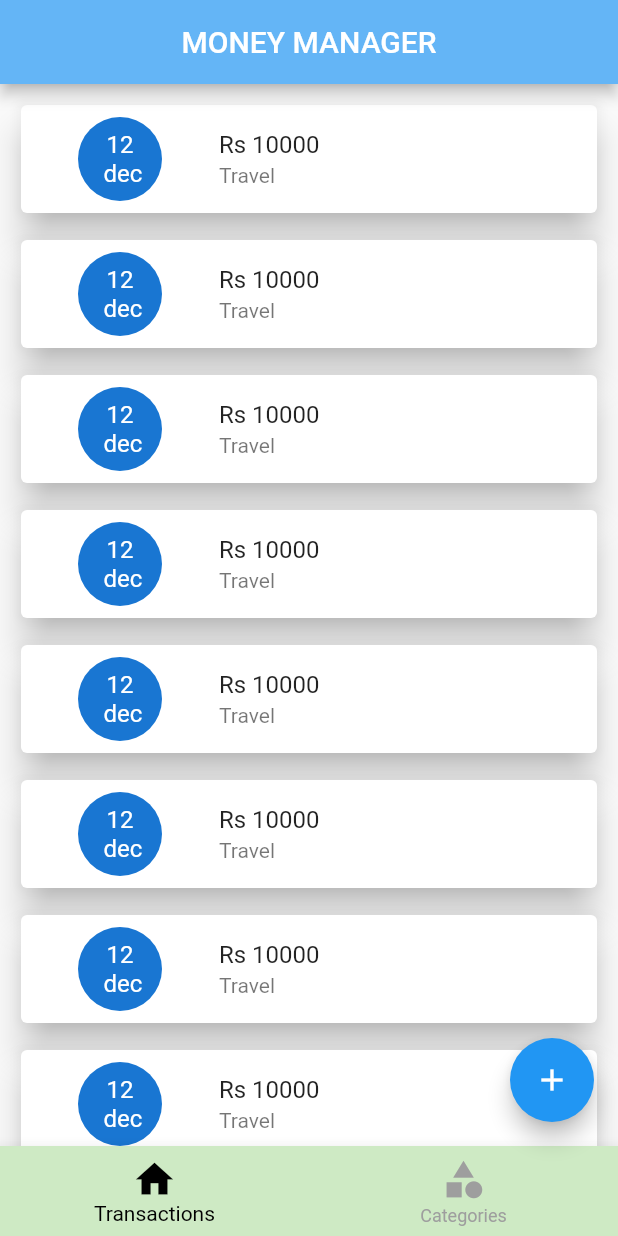
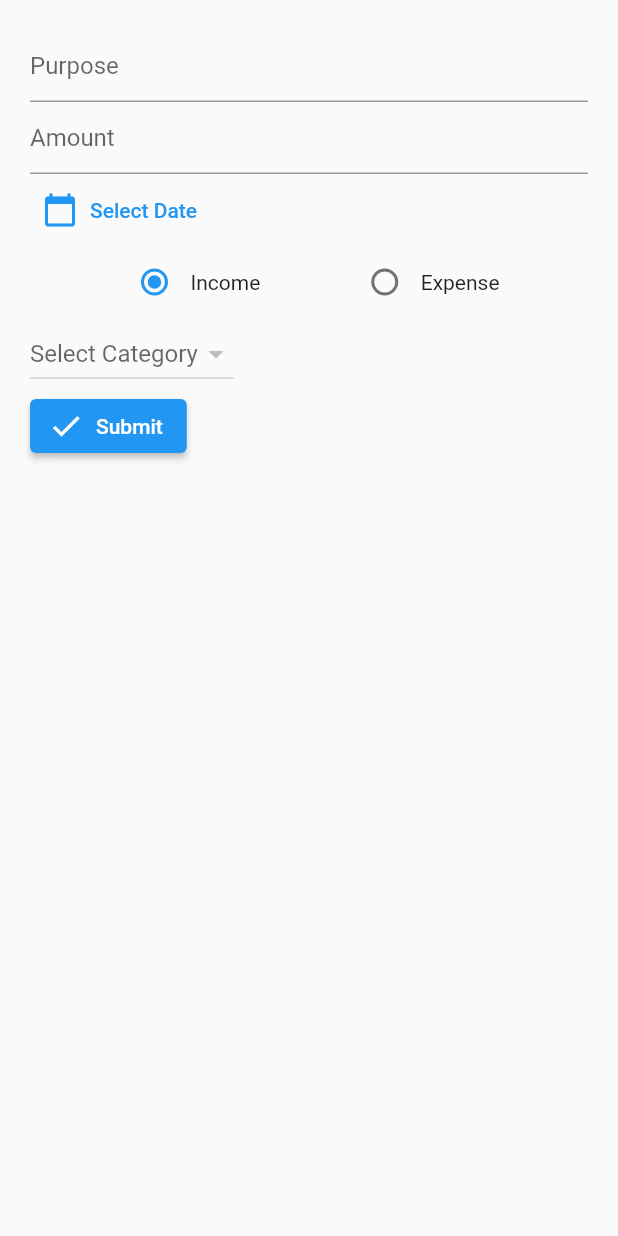
Before and after one commit to mrudulmohan007/funds-folio-money-management_app, a Flutter app: the screen it shows after launch, after a tap on the "add" icon, on a phone screen of 412 x 824 dp. Run offline on Flutter 3.47's test engine with Material 2 defaults, Android fonts, the light colour scheme and no system bars; our stand-ins replace hive, hive_flutter; accounts and stored records are empty.

Commit message:
transaction page added

```diff
--- /dev/null
+++ b/lib/db/transactions/transaction_db.dart
@@ -0,0 +1,40 @@
+import 'package:flutter/material.dart';
+import 'package:funds_folio_money_management_app/models/transaction/transaction_model.dart';
+import 'package:hive_flutter/hive_flutter.dart';
+
+const TRANSACTION_DB_NAME = 'transaction-db';
+
+abstract class TransactionDbFunctions {
+  Future<void> addTransaction(TransactionModel obj);
+  Future<List<TransactionModel>> getAllTransactions();
+}
+
+class TransactionDB implements TransactionDbFunctions {
+  TransactionDB._internal();
+  static TransactionDB instance = TransactionDB._internal();
+
+  factory TransactionDB() {
+    return instance;
+  }
+
+  ValueNotifier<List<TransactionModel>> transactionListNotifier =
+      ValueNotifier([]);
+  @override
+  Future<void> addTransaction(TransactionModel obj) async {
+    final _db = await Hive.openBox<TransactionModel>(TRANSACTION_DB_NAME);
+    await _db.put(obj.id, obj);
+  }
+
+  Future<void> refresh() async {
+    final _list = await getAllTransactions();
+    transactionListNotifier.value.clear();
+    transactionListNotifier.value.addAll(_list);
+    transactionListNotifier.notifyListeners();
+  }
+
+  @override
+  Future<List<TransactionModel>> getAllTransactions() async {
+    final _db = await Hive.openBox<TransactionModel>(TRANSACTION_DB_NAME);
+    return _db.values.toList();
+  }
+}
--- a/lib/main.dart
+++ b/lib/main.dart
@@ -1,5 +1,7 @@
 import 'package:flutter/material.dart';
 import 'package:funds_folio_money_management_app/models/category/category_model.dart';
+import 'package:funds_folio_money_management_app/models/transaction/transaction_model.dart';
+import 'package:funds_folio_money_management_app/screens/add_transaction/screen_add_transaction.dart';
 import 'package:hive_flutter/hive_flutter.dart';
 import 'package:funds_folio_money_management_app/screens/home/screen_home.dart';
 
@@ -11,6 +13,9 @@ Future<void> main() async {
   }
   if (!Hive.isAdapterRegistered(CategoryModelAdapter().typeId)) {
     Hive.registerAdapter(CategoryModelAdapter());
+  }
+  if (!Hive.isAdapterRegistered(TransactionModelAdapter().typeId)) {
+    Hive.registerAdapter(TransactionModelAdapter());
   }
   runApp(const MyApp());
 }
@@ -28,6 +33,9 @@ class MyApp extends StatelessWidget {
         primarySwatch: Colors.blue,
       ),
       home: const ScreenHome(),
+      routes: {
+        ScreenaddTransaction.routeName: (ctx) => const ScreenaddTransaction(),
+      },
     );
   }
 }
--- /dev/null
+++ b/lib/models/transaction/transaction_model.dart
@@ -0,0 +1,34 @@
+import 'package:funds_folio_money_management_app/models/category/category_model.dart';
+import 'package:hive/hive.dart';
+part 'transaction_model.g.dart';
+
+@HiveType(typeId: 3)
+class TransactionModel {
+  @HiveField(0)
+  final String purpose;
+
+  @HiveField(1)
+  final double amount;
+
+  @HiveField(2)
+  final DateTime date;
+
+  @HiveField(3)
+  final CategoryType type;
+
+  @HiveField(4)
+  final CategoryModel category;
+
+  @HiveField(5)
+  String? id;
+
+  TransactionModel({
+    required this.purpose,
+    required this.amount,
+    required this.date,
+    required this.type,
+    required this.category,
+  }) {
+    id = DateTime.now().millisecondsSinceEpoch.toString();
+  }
+}
--- /dev/null
+++ b/lib/screens/add_transaction/screen_add_transaction.dart
@@ -0,0 +1,192 @@
+import 'package:flutter/material.dart';
+import 'package:funds_folio_money_management_app/db/category/category_db.dart';
+import 'package:funds_folio_money_management_app/db/transactions/transaction_db.dart';
+import 'package:funds_folio_money_management_app/models/category/category_model.dart';
+import 'package:funds_folio_money_management_app/models/transaction/transaction_model.dart';
+
+class ScreenaddTransaction extends StatefulWidget {
+  static const routeName = 'add-transaction';
+  const ScreenaddTransaction({super.key});
+
+  @override
+  State<ScreenaddTransaction> createState() => _ScreenaddTransactionState();
+}
+
+class _ScreenaddTransactionState extends State<ScreenaddTransaction> {
+  DateTime? _selectedDate;
+  CategoryType? _selectedCategorytype;
+  CategoryModel? _selectedCategoryModel;
+  String? _categoryID;
+  final _purposeEditingTextController = TextEditingController();
+  final _amountEditingTextController = TextEditingController();
+
+  @override
+  void initState() {
+    _selectedCategorytype = CategoryType.income;
+    super.initState();
+  }
+
+  //purpose,date,amount,Income/expense,CategoryType etc are needed here
+  @override
+  Widget build(BuildContext context) {
+    return Scaffold(
+      body: SafeArea(
+          child: Padding(
+        padding: EdgeInsets.all(20.0),
+        child: Column(
+          crossAxisAlignment: CrossAxisAlignment.start,
+          //purpose
+          children: [
+            TextFormField(
+              controller: _purposeEditingTextController,
+              keyboardType: TextInputType.text,
+              decoration: const InputDecoration(
+                hintText: 'Purpose',
+              ),
+            ),
+            //amount
+            TextFormField(
+              controller: _amountEditingTextController,
+              keyboardType: TextInputType.number,
+              decoration: const InputDecoration(
+                hintText: 'Amount',
+              ),
+            ),
+
+            //calender
+            TextButton.icon(
+              onPressed: () async {
+                final _selectedDateTemp = await showDatePicker(
+                  context: context,
+                  initialDate: DateTime.now(),
+                  firstDate: DateTime.now().subtract(Duration(days: 30)),
+                  lastDate: DateTime.now(),
+                );
+                if (_selectedDateTemp == null) {
+                  return;
+                } else {
+                  print(_selectedDateTemp.toString());
+                  setState(() {
+                    _selectedDate = _selectedDateTemp;
+                  });
+                }
+              },
+              icon: const Icon(Icons.calendar_today),
+              label: Text(
+                _selectedDate == null
+                    ? 'Select Date'
+                    : _selectedDate!.toString(),
+              ),
+            ),
+
+            //category
+            Row(
+              mainAxisAlignment: MainAxisAlignment.spaceEvenly,
+              children: [
+                Row(
+                  children: [
+                    Radio(
+                      value: CategoryType.income,
+                      groupValue: _selectedCategorytype,
+                      onChanged: (newValue) {
+                        setState(() {
+                          _selectedCategorytype = CategoryType.income;
+                          _categoryID = null;
+                        });
+                      },
+                    ),
+                    Text('Income'),
+                  ],
+                ),
+                Row(
+                  children: [
+                    Radio(
+                      value: CategoryType.expense,
+                      groupValue: _selectedCategorytype,
+                      onChanged: (newValue) {
+                        setState(() {
+                          _selectedCategorytype = CategoryType.expense;
+                          _categoryID = null;
+                        });
+                      },
+                    ),
+                    Text('Expense'),
+                  ],
+                ),
+              ],
+            ),
+            //categoryType
+            DropdownButton<String>(
+              hint: const Text('Select Category'),
+              value: _categoryID,
+              items: (_selectedCategorytype == CategoryType.income
+                      ? CategoryDB.instance.incomeCategoryListListener
+                      : CategoryDB.instance.expenseCategoryListListener)
+                  .value
+                  .map((e) {
+                return DropdownMenuItem(
+                  value: e.id,
+                  child: Text(e.name),
+                  onTap: () {
+                    _selectedCategoryModel = e;
+                  },
+                );
+              }).toList(),
+              onChanged: (selectedValue) {
+                print(selectedValue);
+                setState(() {
+                  _categoryID = selectedValue;
+                });
+              },
+              onTap: () {},
+            ),
+
+            //submit button
+
+            ElevatedButton.icon(
+              onPressed: () {
+                addTransaction();
+
+                Navigator.pop(context);
+              },
+              icon: Icon(Icons.check),
+              label: Text('Submit'),
+            ),
+          ],
+        ),
+      )),
+    );
+  }
+
+  Future<void> addTransaction() async {
+    final _purposeText = _purposeEditingTextController.text.trim();
+    final _amountText = _amountEditingTextController.text.trim();
+    if (_purposeText.isNotEmpty) {
+      return;
+    }
+    if (_amountText.isEmpty) {
+      return;
+    }
+
+    if (_selectedDate == null) {
+      return;
+    }
+    if (_selectedCategoryModel == null) {
+      return;
+    }
+
+    final _parsedAmount = double.tryParse(_amountText);
+    if (_parsedAmount == null) {
+      return;
+    }
+
+    final _model = TransactionModel(
+        purpose: _purposeText,
+        amount: _parsedAmount,
+        date: _selectedDate!,
+        type: _selectedCategorytype!,
+        category: _selectedCategoryModel!);
+
+    await TransactionDB.instance.addTransaction(_model);
+  }
+}
--- a/lib/screens/home/screen_home.dart
+++ b/lib/screens/home/screen_home.dart
@@ -1,4 +1,5 @@
 import 'package:flutter/material.dart ';
+import 'package:funds_folio_money_management_app/screens/add_transaction/screen_add_transaction.dart';
 import 'package:funds_folio_money_management_app/screens/category/category_add_popup.dart';
 import 'package:funds_folio_money_management_app/screens/category/screen_category.dart';
 import 'package:funds_folio_money_management_app/screens/home/widgets/bottom_navigation.dart';
@@ -33,6 +34,7 @@ class ScreenHome extends StatelessWidget {
         onPressed: () {
           if (selectedIndexNotifier.value == 0) {
             print('Add Transaction');
+            Navigator.of(context).pushNamed(ScreenaddTransaction.routeName);
           } else {
             print('Add Category');
             ShowCategoryAddPopup(context);
--- a/lib/screens/transactions/screen_transaction.dart
+++ b/lib/screens/transactions/screen_transaction.dart
@@ -1,34 +1,52 @@
 import 'package:flutter/material.dart ';
+import 'package:funds_folio_money_management_app/db/transactions/transaction_db.dart';
+
+import '../../models/category/category_model.dart';
+import '../../models/transaction/transaction_model.dart';
 
 class ScreenTransaction extends StatelessWidget {
   const ScreenTransaction({super.key});
 
   @override
   Widget build(BuildContext context) {
+    TransactionDB.instance.refresh();
+    return ValueListenableBuilder(
+      valueListenable: TransactionDB.instance.transactionListNotifier,
+      builder: (BuildContext ctx, List<TransactionModel> newList, Widget? _) {
         return ListView.separated(
           padding: const EdgeInsets.all(10),
-      itemBuilder: ((context, index) {
-        return const Card(
-          elevation: 10,
+          itemBuilder: (ctx, index) {
+            final _value = newList[index];
+            return Card(
+              elevation: 5,
               child: ListTile(
                 leading: CircleAvatar(
                   radius: 50,
                   child: Text(
-                '12\n dec',
+                    parseDate(_value.date),
                     textAlign: TextAlign.center,
                   ),
+                  backgroundColor: _value.type == CategoryType.income
+                      ? Colors.green
+                      : Colors.red,
                 ),
-            title: Text('Rs 10000'),
-            subtitle: Text('Travel'),
+                title: Text('RS ${_value.amount}'),
+                subtitle: Text(_value.category.name),
               ),
             );
-      }),
-      separatorBuilder: (context, index) {
+          },
+          separatorBuilder: (ctx, index) {
             return const SizedBox(
               height: 10,
             );
           },
-      itemCount: 10,
+          itemCount: newList.length,
+        );
+      },
     );
   }
+
+  String parseDate(DateTime date) {
+    return '${date.day}\n${date.month}';
   }
+}
```
Also changed, not shown: lib/models/transaction/transaction_model.g.dart (added). Lines whose indentation alone changed are shown as unchanged.
